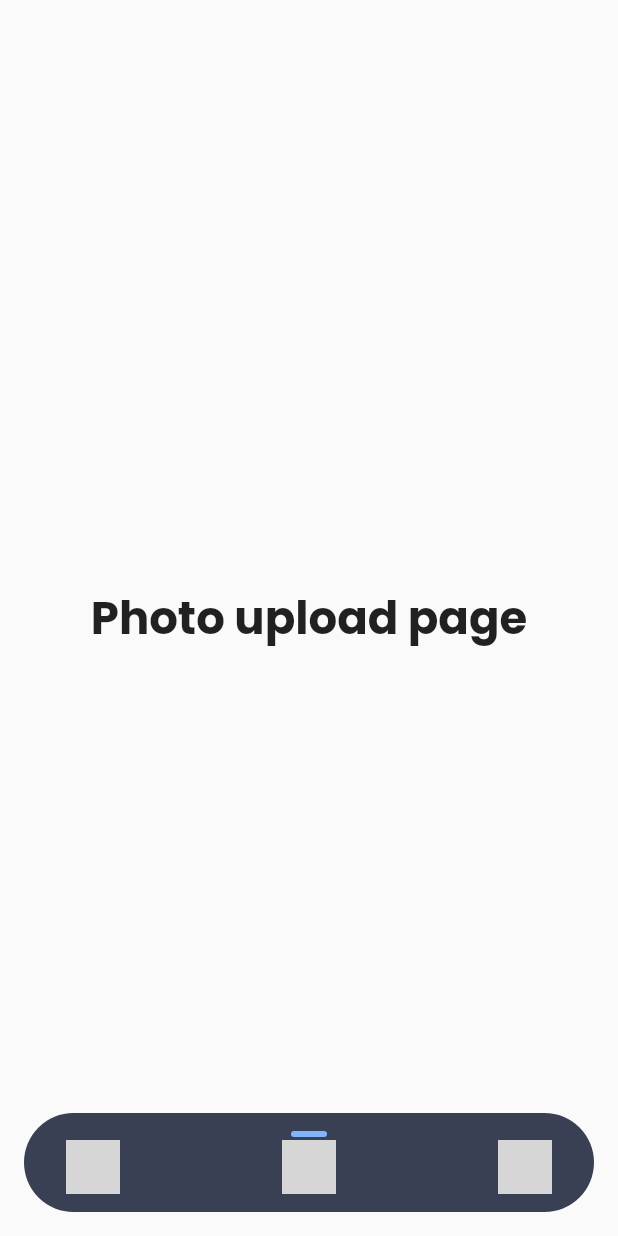
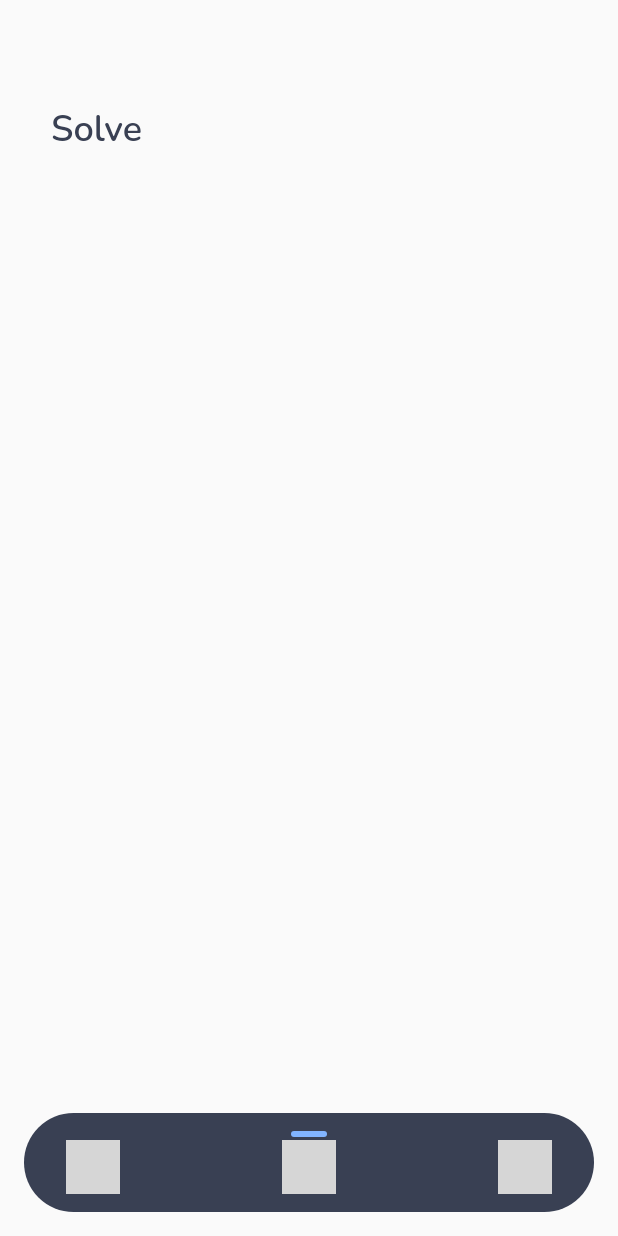
Before and after one commit to sunba23/Sudoku-app, a Flutter app: the screen it shows after launch, on a phone screen of 412 x 824 dp. Run offline on Flutter 3.47's test engine with Material 2 defaults, Android fonts, the phone set to English and light mode, and no system bars; drawn by our look-alikes of rive; our stand-ins replace flutter_dotenv, flutter_login, font_awesome_flutter, google_fonts, image_picker, loading_animation_widget and 1 more; missing offline and left inert: amplify_analytics_pinpoint, amplify_auth_cognito, amplify_flutter, dart:ffi; grey boxes are pictures that could not be loaded.

Commit message:
add title_area widget

```diff
--- /dev/null
+++ b/lib/components/title_area.dart
@@ -0,0 +1,42 @@
+import 'package:flutter/material.dart';
+import 'package:google_fonts/google_fonts.dart';
+
+class TitleArea extends StatelessWidget {
+  const TitleArea({
+    Key? key,
+    required this.title,
+    this.icon,
+    this.onTap,
+  }) : super(key: key);
+
+  final String title;
+  final IconData? icon;
+  final VoidCallback? onTap;
+
+  @override
+  Widget build(BuildContext context) {
+    return Container(
+      padding: const EdgeInsets.fromLTRB(10, 70, 0, 16),
+      child: Row(
+        children: [
+          GestureDetector(
+            onTap: onTap,
+            child: Icon(
+              icon,
+              color: const Color.fromARGB(255, 57, 64, 83),
+            ),
+          ),
+          onTap == null ? const SizedBox(width: 0) : const SizedBox(width: 16),
+          Text(
+            title,
+            style: GoogleFonts.nunito(
+              fontSize: 24,
+              fontWeight: FontWeight.w600,
+              color: const Color.fromARGB(255, 57, 64, 83),
+            )
+          ),
+        ],
+      ),
+    );
+  }
+}
--- a/lib/pages/camera_page.dart
+++ b/lib/pages/camera_page.dart
@@ -1,8 +1,10 @@
 import 'dart:convert';
 import 'dart:io';
 import 'package:amplify_flutter/amplify_flutter.dart';
+import 'package:app/components/title_area.dart';
 import 'package:flutter/material.dart';
 import 'package:flutter_dotenv/flutter_dotenv.dart';
+import 'package:font_awesome_flutter/font_awesome_flutter.dart';
 import 'package:google_fonts/google_fonts.dart';
 import 'package:image_picker/image_picker.dart';
 import 'package:loading_animation_widget/loading_animation_widget.dart';
@@ -177,20 +179,11 @@ class _CameraPageState extends State<CameraPage> {
   // }
   @override
   Widget build(BuildContext context) {
-    return Scaffold(
-      body: Center(
-          child: Column(
-            mainAxisAlignment: MainAxisAlignment.center,
-            children: [
-              Text(
-                'Photo upload page',
-                style: GoogleFonts.poppins(
-                  fontSize: 30,
-                  fontWeight: FontWeight.bold,
-                ),
-              ),
-            ],
-          )
+    return const Scaffold(
+      body: Column(
+        children: [
+          TitleArea(title: "Solve"),
+        ],
       ),
     );
   }
--- a/pubspec.yaml
+++ b/pubspec.yaml
@@ -40,6 +40,7 @@ dependencies:
   flutter_layout_grid: ^2.0.0
   http: ^0.13.3
   google_fonts: ^4.0.4
+  font_awesome_flutter: ^10.6.0
 
   flutter:
     sdk: flutter
```
Also changed, not shown: lib/pages/history_page.dart (+6 -15 lines), lib/pages/profile_page.dart (+7 -14 lines), pubspec.lock.
